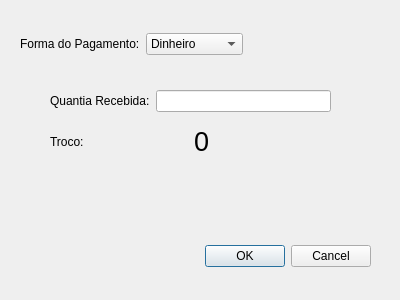
Old version of the form pagamento.ui in the repository GabR36/QEstoqueLoja.
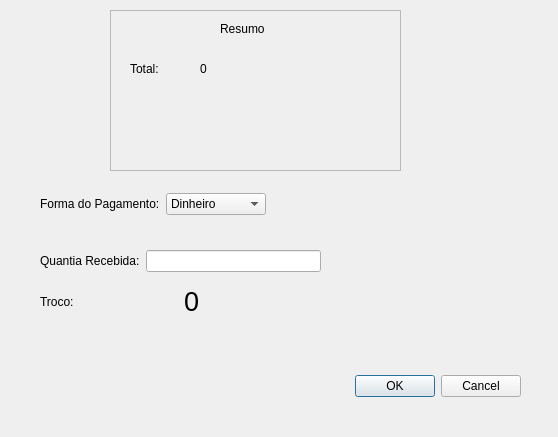
New version of the form.

Commit message: resumo no pagamento.

```diff
--- a/pagamento.ui
+++ b/pagamento.ui
@@ -6,8 +6,8 @@
    <rect>
     <x>0</x>
     <y>0</y>
-    <width>400</width>
-    <height>300</height>
+    <width>558</width>
+    <height>437</height>
    </rect>
   </property>
   <property name="windowTitle">
@@ -16,8 +16,8 @@
   <widget class="QDialogButtonBox" name="buttonBox">
    <property name="geometry">
     <rect>
-     <x>30</x>
-     <y>240</y>
+     <x>180</x>
+     <y>370</y>
      <width>341</width>
      <height>32</height>
     </rect>
@@ -32,12 +32,12 @@
     <bool>false</bool>
    </property>
   </widget>
-  <widget class="QWidget" name="">
+  <widget class="QWidget" name="layoutWidget">
    <property name="geometry">
     <rect>
-     <x>20</x>
-     <y>30</y>
-     <width>223</width>
+     <x>40</x>
+     <y>190</y>
+     <width>226</width>
      <height>28</height>
     </rect>
    </property>
@@ -80,11 +80,11 @@
     </item>
    </layout>
   </widget>
-  <widget class="QWidget" name="">
+  <widget class="QWidget" name="layoutWidget">
    <property name="geometry">
     <rect>
-     <x>50</x>
-     <y>90</y>
+     <x>40</x>
+     <y>250</y>
      <width>281</width>
      <height>75</height>
     </rect>
@@ -129,6 +129,61 @@
     </item>
    </layout>
   </widget>
+  <widget class="QFrame" name="frame">
+   <property name="geometry">
+    <rect>
+     <x>110</x>
+     <y>10</y>
+     <width>291</width>
+     <height>161</height>
+    </rect>
+   </property>
+   <property name="frameShape">
+    <enum>QFrame::StyledPanel</enum>
+   </property>
+   <property name="frameShadow">
+    <enum>QFrame::Raised</enum>
+   </property>
+   <widget class="QLabel" name="label_4">
+    <property name="geometry">
+     <rect>
+      <x>110</x>
+      <y>10</y>
+      <width>58</width>
+      <height>18</height>
+     </rect>
+    </property>
+    <property name="text">
+     <string>Resumo</string>
+    </property>
+   </widget>
+   <widget class="QLabel" name="label_5">
+    <property name="geometry">
+     <rect>
+      <x>20</x>
+      <y>50</y>
+      <width>58</width>
+      <height>18</height>
+     </rect>
+    </property>
+    <property name="text">
+     <string>Total:</string>
+    </property>
+   </widget>
+   <widget class="QLabel" name="Lbl_ResumoTotal">
+    <property name="geometry">
+     <rect>
+      <x>90</x>
+      <y>50</y>
+      <width>58</width>
+      <height>18</height>
+     </rect>
+    </property>
+    <property name="text">
+     <string>0</string>
+    </property>
+   </widget>
+  </widget>
  </widget>
  <resources/>
  <connections>
```
